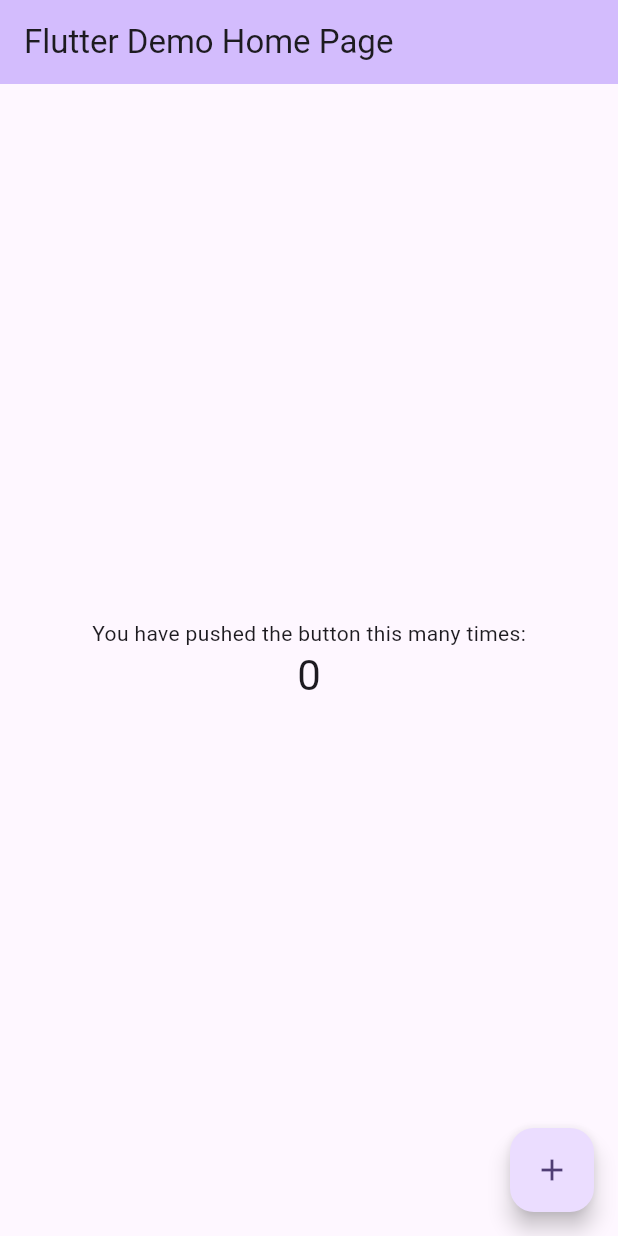
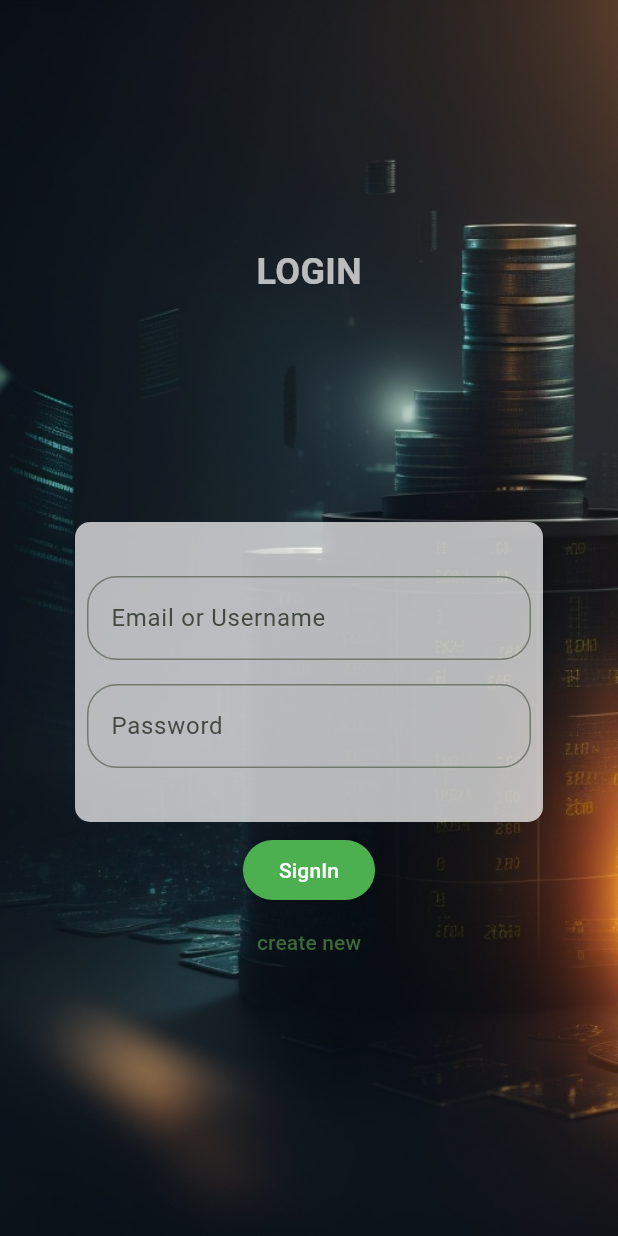
Before and after one commit to Rayan1117/track_zen, a Flutter app: the screen it shows after launch, on a phone screen of 412 x 824 dp. Run offline on Flutter 3.47's test engine with Material 3 defaults, Android fonts, the phone set to English and light mode, and no system bars; our stand-ins replace bloc, cloud_firestore, firebase_auth, firebase_core, flutter_bloc, shared_preferences; accounts and stored records are empty.

Commit message:
authentication_done

```diff
--- /dev/null
+++ b/lib/auth_bloc/auth_bloc.dart
@@ -0,0 +1,75 @@
+import 'package:bloc/bloc.dart';
+import 'package:cloud_firestore/cloud_firestore.dart';
+import 'package:firebase_auth/firebase_auth.dart';
+import 'package:flutter/material.dart';
+import 'package:shared_preferences/shared_preferences.dart';
+
+part 'auth_event.dart';
+part 'auth_state.dart';
+
+class AuthBloc extends Bloc<AuthEvent, AuthState> {
+  AuthBloc() : super(AuthInitial()) {
+    on<RegisterEvent>(
+      (event, emit) async {
+        SharedPreferences pref = await SharedPreferences.getInstance();
+        try {
+          if (event.formKey.currentState!.validate()) {
+            final UserCredential userCredential = await FirebaseAuth.instance
+                .createUserWithEmailAndPassword(
+                    email: event.emailController.text,
+                    password: event.passwordController.text);
+            final user = userCredential.user;
+            if (user != null) {
+              pref.setString("uid", user.uid);
+              FirebaseFirestore.instance
+                  .collection("user")
+                  .doc(user.uid)
+                  .set({"email": user.email, "username": user.displayName});
+            }
+          }
+        } catch (err) {
+          emit(
+            AuthErrorState(
+              errorMessage: err.toString(),
+            ),
+          );
+        }
+      },
+    );
+
+    on<LoginEvent>(
+      (event, emit) async {
+        SharedPreferences pref = await SharedPreferences.getInstance();
+        try {
+          if (event.formKey.currentState!.validate()) {
+            final UserCredential userCredentials = await FirebaseAuth.instance
+                .signInWithEmailAndPassword(
+                    email: event.emailController.text,
+                    password: event.passwordController.text);
+            if (userCredentials.user != null) {
+              pref.setString("uid", userCredentials.user!.uid);
+              emit(LoggedInState());
+            }
+          }
+        } catch (err) {
+          emit(
+            AuthErrorState(
+              errorMessage: err.toString(),
+            ),
+          );
+        }
+      },
+    );
+
+    on<ShowLoginPageEvent>(
+      (event, emit) => emit(
+        ShowLoginPageState(),
+      ),
+    );
+    on<ShowRegisterPageEvent>(
+      (event, emit) => emit(
+        ShowRegisterPageState(),
+      ),
+    );
+  }
+}
--- /dev/null
+++ b/lib/auth_bloc/auth_event.dart
@@ -0,0 +1,34 @@
+part of 'auth_bloc.dart';
+
+@immutable
+sealed class AuthEvent {}
+
+class LoginEvent extends AuthEvent {
+  final TextEditingController emailController;
+  final TextEditingController passwordController;
+  final GlobalKey<FormState> formKey;
+
+  LoginEvent(
+      {required this.emailController,
+      required this.passwordController,
+      required this.formKey});
+}
+
+class RegisterEvent extends AuthEvent {
+  final TextEditingController emailController;
+  final TextEditingController passwordController;
+  final GlobalKey<FormState> formKey;
+
+  RegisterEvent(
+      {required this.emailController,
+      required this.passwordController,
+      required this.formKey});
+}
+
+class ShowLoginPageEvent extends AuthEvent{
+
+}
+
+class ShowRegisterPageEvent extends AuthEvent{
+
+}
--- /dev/null
+++ b/lib/auth_bloc/auth_state.dart
@@ -0,0 +1,20 @@
+part of 'auth_bloc.dart';
+
+@immutable
+sealed class AuthState {}
+
+final class AuthInitial extends AuthState {}
+
+final class LoggedInState extends AuthState {}
+
+final class RegisteredState extends AuthState {}
+
+class ShowLoginPageState extends AuthState {}
+
+class ShowRegisterPageState extends AuthState {}
+
+class AuthErrorState extends AuthState {
+  final String? errorMessage;
+
+  AuthErrorState({this.errorMessage});
+}
--- /dev/null
+++ b/lib/authentication/auth_page.dart
@@ -0,0 +1,19 @@
+import 'package:flutter/material.dart';
+import 'package:flutter_bloc/flutter_bloc.dart';
+import 'package:track_zen/auth_bloc/auth_bloc.dart';
+import 'package:track_zen/authentication/login_page.dart';
+import 'package:track_zen/authentication/register_page.dart';
+
+class AuthPage extends StatelessWidget {
+  const AuthPage({super.key});
+  @override
+  Widget build(BuildContext context) {
+    return BlocBuilder<AuthBloc, AuthState>(
+      builder: (context, state) {
+        return Placeholder(
+          child: (state is ShowRegisterPageState) ? RegisterPage() : LoginPage(),
+        );
+      },
+    );
+  }
+}
--- /dev/null
+++ b/lib/authentication/login_page.dart
@@ -0,0 +1,168 @@
+import 'package:flutter/material.dart';
+import 'package:track_zen/auth_bloc/auth_bloc.dart';
+import 'package:flutter_bloc/flutter_bloc.dart';
+import 'package:track_zen/authentication/page.dart';
+
+class LoginPage extends StatelessWidget {
+  LoginPage({super.key});
+
+  final TextEditingController _emailController = TextEditingController();
+  final TextEditingController _passwordController = TextEditingController();
+  final GlobalKey<FormState> _formKey = GlobalKey();
+
+  @override
+  Widget build(BuildContext context) {
+    return Scaffold(
+      body: Container(
+        decoration: const BoxDecoration(
+          image: DecorationImage(
+            fit: BoxFit.cover,
+            image: AssetImage(
+              "assets/image.jpg",
+            ),
+          ),
+        ),
+        child: Center(
+          child: SingleChildScrollView(
+            padding: const EdgeInsets.all(50),
+            child: Form(
+              key: _formKey,
+              child: Column(
+                children: [
+                  const Text(
+                    "LOGIN",
+                    style: TextStyle(
+                        color: Colors.white70,
+                        fontSize: 24,
+                        fontWeight: FontWeight.bold,
+                        ),
+                  ),
+                  const SizedBox(
+                    height: 150,
+                  ),
+                  Container(
+                    decoration: const BoxDecoration(
+                      color: Colors.white70,
+                      borderRadius: BorderRadius.all(
+                        Radius.circular(
+                          10,
+                        ),
+                      ),
+                    ),
+                    height: 200,
+                    child: Column(
+                      mainAxisAlignment: MainAxisAlignment.center,
+                      children: [
+                        Padding(
+                          padding: const EdgeInsets.all(8.0),
+                          child: TextFormField(
+                            validator: (val) => (val!.trim().isEmpty)
+                                ? "email must be entered"
+                                : null,
+                            style: const TextStyle(color: Colors.black),
+                            controller: _emailController,
+                            decoration: const InputDecoration(
+                              border: OutlineInputBorder(
+                                borderRadius: BorderRadius.all(
+                                  Radius.circular(
+                                    20,
+                                  ),
+                                ),
+                              ),
+                              label: Text(
+                                "Email or Username",
+                              ),
+                            ),
+                          ),
+                        ),
+                        Padding(
+                          padding: const EdgeInsets.all(
+                            8.0,
+                          ),
+                          child: TextFormField(
+                            validator: (val) => (val!.trim().isEmpty)
+                                ? "password must be entered"
+                                : null,
+                            style: const TextStyle(color: Colors.black),
+                            controller: _passwordController,
+                            decoration: const InputDecoration(
+                              border: OutlineInputBorder(
+                                borderRadius: BorderRadius.all(
+                                  Radius.circular(
+                                    20,
+                                  ),
+                                ),
+                              ),
+                              label: Text("Password"),
+                            ),
+                          ),
+                        ),
+                      ],
+                    ),
+                  ),
+                  BlocConsumer<AuthBloc, AuthState>(
+                    listener: (context, state) {
+                      (state is LoggedInState)
+                          ? Navigator.of(context).push(
+                              MaterialPageRoute(
+                                builder: (context) => const NextPage(),
+                              ),
+                            )
+                          : null;
+                      (state is AuthErrorState)
+                          ? ScaffoldMessenger.of(context).showSnackBar(
+                              SnackBar(
+                                content: Text(
+                                  state.errorMessage!,
+                                ),
+                              ),
+                            )
+                          : null;
+                    },
+                    builder: (context, state) {
+                      return Padding(
+                        padding: const EdgeInsets.all(8.0),
+                        child: Column(
+                          children: [
+                            ElevatedButton(
+                              style: const ButtonStyle(
+                                backgroundColor: WidgetStatePropertyAll(
+                                  Colors.green,
+                                ),
+                              ),
+                              child: const Text(
+                                "SignIn",
+                                style: TextStyle(
+                                  color: Colors.white,
+                                ),
+                              ),
+                              onPressed: () {
+                                BlocProvider.of<AuthBloc>(context).add(
+                                  LoginEvent(
+                                      emailController: _emailController,
+                                      passwordController: _passwordController,
+                                      formKey: _formKey),
+                                );
+                              },
+                            ),
+                            TextButton(
+                              onPressed: () {
+                                BlocProvider.of<AuthBloc>(context)
+                                    .add(ShowRegisterPageEvent());
+                              },
+                              child: const Text("create new"),
+                            ),
+                          ],
+                        ),
+                      );
+                    },
+                  ),
+                ],
+              ),
+            ),
+          ),
+        ),
+      ),
+    );
+  }
+}
--- a/lib/main.dart
+++ b/lib/main.dart
@@ -1,69 +1,47 @@
+import 'package:firebase_auth/firebase_auth.dart';
+import 'package:firebase_core/firebase_core.dart';
 import 'package:flutter/material.dart';
+import 'package:flutter_bloc/flutter_bloc.dart';
+import 'package:track_zen/auth_bloc/auth_bloc.dart';
+import 'package:track_zen/authentication/auth_page.dart';
+import 'package:track_zen/authentication/page.dart';
+import 'package:track_zen/firebase_options.dart';
 
-void main() {
-  runApp(const MyApp());
+void main() async {
+  WidgetsFlutterBinding.ensureInitialized();
+  await Firebase.initializeApp(options: DefaultFirebaseOptions.currentPlatform);
+  runApp(
+    MaterialApp(
+      theme: ThemeData(
+          buttonTheme: ButtonThemeData(
+              colorScheme: ColorScheme.fromSeed(seedColor: Colors.green)),
+          colorSchemeSeed: Colors.green),
+      home: BlocProvider(
+        create: (context) => AuthBloc(),
+        child: const AppEntryPoint(),
+      ),
+    ),
+  );
 }
 
-class MyApp extends StatelessWidget {
-  const MyApp({super.key});
+class AppEntryPoint extends StatefulWidget {
+  const AppEntryPoint({super.key});
+
+  @override
+  State<AppEntryPoint> createState() => _AppEntryPointState();
+}
+
+class _AppEntryPointState extends State<AppEntryPoint> {
+  Widget comp = const Text("Signin");
 
   @override
   Widget build(BuildContext context) {
-    return MaterialApp(
-      title: 'Flutter Demo',
-      theme: ThemeData(
-        colorScheme: ColorScheme.fromSeed(seedColor: Colors.deepPurple),
-        useMaterial3: true,
-      ),
-      home: const MyHomePage(title: 'Flutter Demo Home Page'),
+    FirebaseAuth.instance.signOut();
+    return StreamBuilder<User?>(
+      stream: FirebaseAuth.instance.authStateChanges(),
+      builder: (context, snapshot) {
+        return (snapshot.hasData)?const NextPage():const AuthPage();
+      }
     );
   }
 }
-
-class MyHomePage extends StatefulWidget {
-  const MyHomePage({super.key, required this.title});
-
-  final String title;
-
-  @override
-  State<MyHomePage> createState() => _MyHomePageState();
-}
-
-class _MyHomePageState extends State<MyHomePage> {
-  int _counter = 0;
-
-  void _incrementCounter() {
-    setState(() {
-      _counter++;
-    });
-  }
-
-  @override
-  Widget build(BuildContext context) {
-    return Scaffold(
-      appBar: AppBar(
-        backgroundColor: Theme.of(context).colorScheme.inversePrimary,
-        title: Text(widget.title),
-      ),
-      body: Center(
-        child: Column(
-          mainAxisAlignment: MainAxisAlignment.center,
-          children: <Widget>[
-            const Text(
-              'You have pushed the button this many times:',
-            ),
-            Text(
-              '$_counter',
-              style: Theme.of(context).textTheme.headlineMedium,
-            ),
-          ],
-        ),
-      ),
-      floatingActionButton: FloatingActionButton(
-        onPressed: _incrementCounter,
-        tooltip: 'Increment',
-        child: const Icon(Icons.add),
-      ),
-    );
-  }
-}
```
Also changed, not shown: lib/authentication/page.dart (added, +68 -0 lines), lib/authentication/register_page.dart (added, +196 -0 lines), pubspec.yaml (+15 -12 lines), assets/image.jpg (added), firebase.json (added), lib/firebase_options.dart (added), pubspec.lock, 7 other files.
